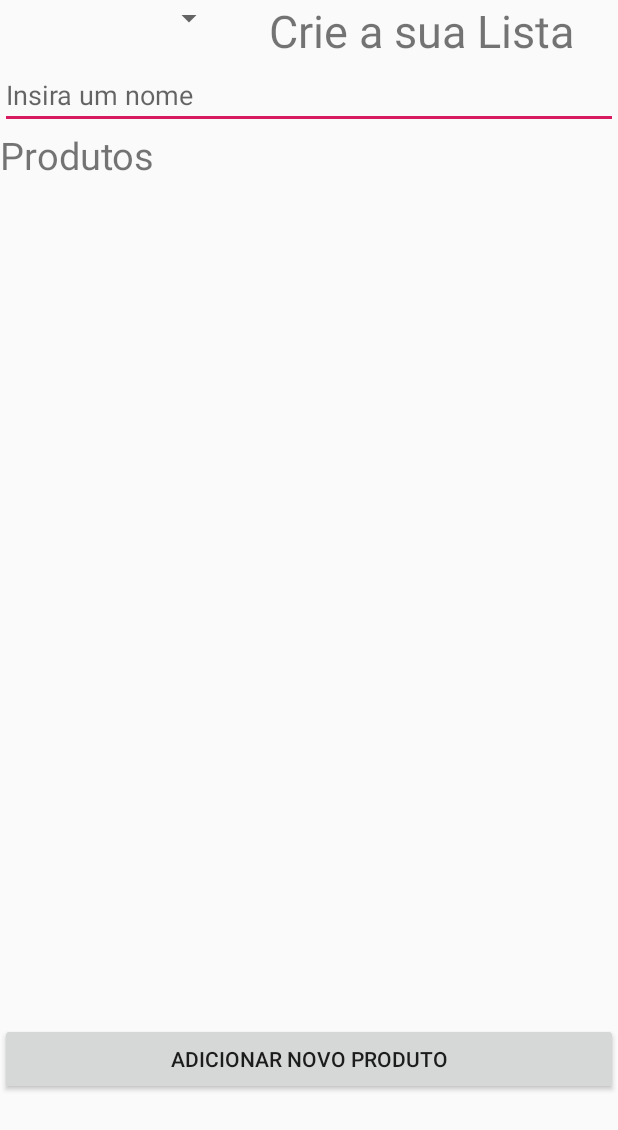
After one commit to JRafa96/ShoppingBuddy, an Android app: the layout activity_listas.xml on its own in the app's theme, with its tools: preview values and no code run, on a phone screen of 412 x 824 dp. The commit adds this screen. Shown: the top 1130 px of the screen. Run offline under Robolectric (Android 15) with nearby library versions, the phone set to English and light mode, and no system bars.

Commit message:
Layouts completos (2), classe supermercado e produtos no android

```diff
--- a/app/src/main/AndroidManifest.xml
+++ b/app/src/main/AndroidManifest.xml
@@ -14,7 +14,9 @@
         android:roundIcon="@mipmap/ic_launcher_round"
         android:supportsRtl="true"
         android:theme="@style/AppTheme">
-        <activity android:name=".ListaComprasActivity"></activity>
+        <activity android:name=".listaComprasGActivity"></activity>
+        <activity android:name=".ListasActivity" />
+        <activity android:name=".ListaComprasActivity" />
 
         <meta-data
             android:name="com.google.android.geo.API_KEY"
--- a/app/src/main/java/com/project/shoppingbuddy/Combustivel.java
+++ b/app/src/main/java/com/project/shoppingbuddy/Combustivel.java
@@ -1,4 +1,5 @@
 package com.project.shoppingbuddy;
+
 
 public class Combustivel {
 
--- a/app/src/main/java/com/project/shoppingbuddy/SupermercadosAdapter.java
+++ b/app/src/main/java/com/project/shoppingbuddy/SupermercadosAdapter.java
@@ -7,6 +7,8 @@ import android.view.ViewGroup;
 import android.widget.TextView;
 
 import androidx.recyclerview.widget.RecyclerView;
+
+import com.project.shoppingbuddy.Classes.Supermercado;
 
 import java.util.ArrayList;
 
--- a/app/src/main/java/com/project/shoppingbuddy/combustiveisActivity2.java
+++ b/app/src/main/java/com/project/shoppingbuddy/combustiveisActivity2.java
@@ -12,6 +12,8 @@ import android.webkit.WebViewClient;
 import androidx.appcompat.app.AppCompatActivity;
 import androidx.recyclerview.widget.LinearLayoutManager;
 import androidx.recyclerview.widget.RecyclerView;
+
+import com.project.shoppingbuddy.Classes.Supermercado;
 
 import org.jsoup.Jsoup;
 import org.jsoup.nodes.Document;
--- /dev/null
+++ b/app/src/main/res/layout/activity_listas.xml
@@ -0,0 +1,64 @@
+<?xml version="1.0" encoding="utf-8"?>
+<androidx.constraintlayout.widget.ConstraintLayout xmlns:android="http://schemas.android.com/apk/res/android"
+    xmlns:app="http://schemas.android.com/apk/res-auto"
+    xmlns:tools="http://schemas.android.com/tools"
+    android:layout_width="match_parent"
+    android:layout_height="match_parent"
+    tools:context=".ListasActivity">
+
+    <LinearLayout
+        android:layout_width="match_parent"
+        android:layout_height="wrap_content"
+        android:orientation="vertical">
+
+        <LinearLayout
+            android:layout_width="match_parent"
+            android:layout_height="match_parent"
+            android:orientation="horizontal">
+
+            <Spinner
+                android:id="@+id/sp1"
+                android:layout_width="150dp"
+                android:layout_height="wrap_content" />
+
+            <TextView
+                android:id="@+id/textView7"
+                android:layout_width="match_parent"
+                android:layout_height="wrap_content"
+                android:text="Crie a sua Lista"
+                android:textAlignment="center"
+                android:textSize="30dp" />
+
+        </LinearLayout>
+
+
+
+    <EditText
+        android:id="@+id/edProduto"
+        android:layout_width="match_parent"
+        android:layout_height="wrap_content"
+        android:ems="10"
+        android:hint="Insira um nome"
+        android:inputType="textPersonName"
+        android:text="" />
+
+    <TextView
+        android:id="@+id/textView6"
+        android:layout_width="match_parent"
+        android:layout_height="wrap_content"
+        android:text="Produtos"
+        android:textSize="25dp" />
+
+    <androidx.recyclerview.widget.RecyclerView
+        android:layout_width="409dp"
+        android:layout_height="561dp">
+
+    </androidx.recyclerview.widget.RecyclerView>
+
+    <Button
+        android:id="@+id/btnAdicionar"
+        android:layout_width="match_parent"
+        android:layout_height="wrap_content"
+        android:text="Adicionar novo produto" />
+    </LinearLayout>
+</androidx.constraintlayout.widget.ConstraintLayout>
```
Also changed, not shown: app/src/main/java/com/project/shoppingbuddy/Classes/Lista.java (added, +32 -0 lines), app/src/main/java/com/project/shoppingbuddy/Classes/ListaDAO.java (added, +10 -0 lines), app/src/main/java/com/project/shoppingbuddy/Classes/Produto.java (added, +44 -0 lines), app/src/main/java/com/project/shoppingbuddy/Classes/Supermercado.java (renamed from app/src/main/java/com/project/shoppingbuddy/Supermercado.java, +10 -2 lines), app/src/main/java/com/project/shoppingbuddy/ListasActivity.java (added, +29 -0 lines), app/src/main/java/com/project/shoppingbuddy/listaComprasGActivity.java (added, +14 -0 lines), app/src/main/res/layout/activity_lista_compras.xml (+0 -29 lines), app/src/main/res/layout/activity_lista_compras_g.xml (added, +40 -0 lines), app/src/main/res/values/strings.xml (+8 -1 lines), 6 other files.
